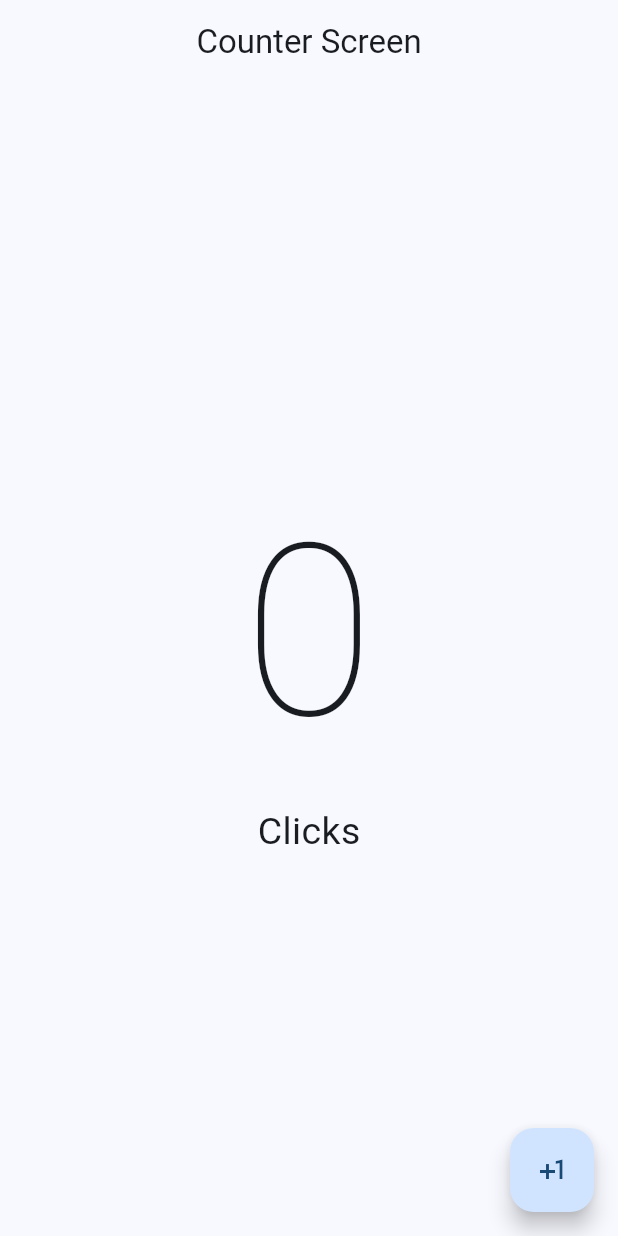
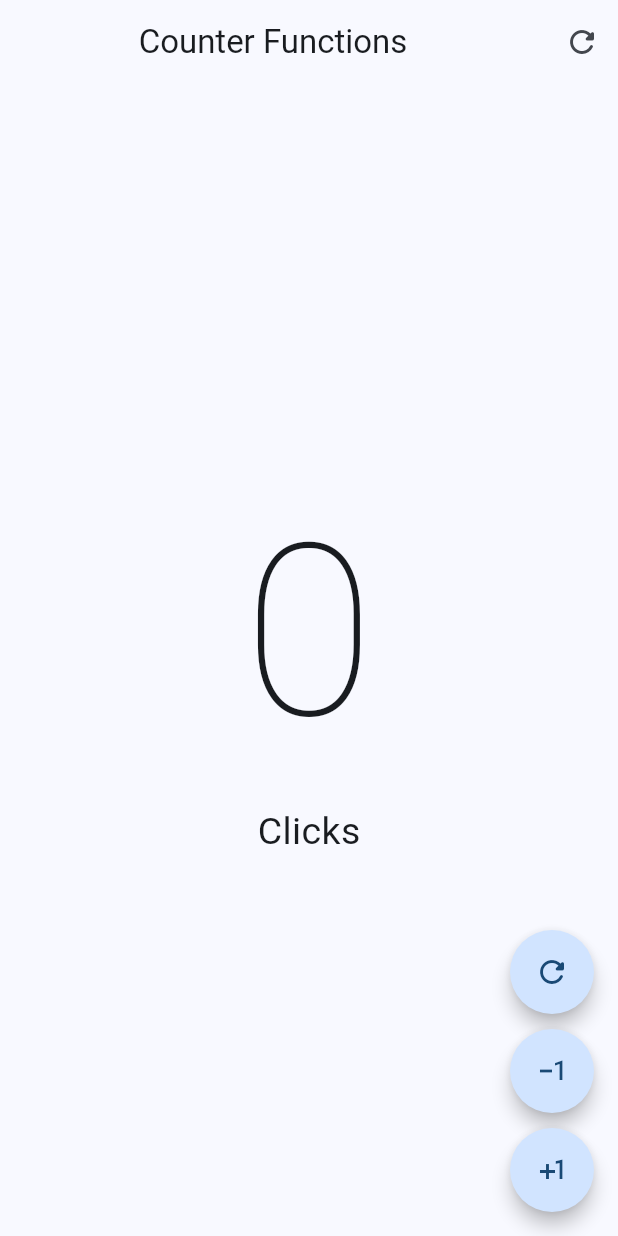
Before and after one commit to AlanAB14/hello-world-flutter, a Flutter app: the screen it shows after launch, on a phone screen of 412 x 824 dp. Run offline on Flutter 3.47's test engine with Material 2 defaults, Android fonts, the phone set to English and light mode, and no system bars.

Commit message:
Proyecto terminado

```diff
--- a/lib/main.dart
+++ b/lib/main.dart
@@ -1,5 +1,6 @@
 import 'package:flutter/material.dart';
-import 'package:hello_world_app/presentation/screens/counter/counter_screen.dart';
+import 'package:hello_world_app/presentation/screens/counter/counter_functions_screen.dart';
+// import 'package:hello_world_app/presentation/screens/counter/counter_screen.dart';
 
 void main() {
   runApp( const MyApp() );
@@ -17,7 +18,7 @@ class MyApp extends StatelessWidget {
         useMaterial3: true,
         colorSchemeSeed: Colors.blue
       ),
-      home: const CounterScreen()
+      home: const CounterFunctionsScreen()
     );
   }
 
--- /dev/null
+++ b/lib/presentation/screens/counter/counter_functions_screen.dart
@@ -0,0 +1,96 @@
+import 'package:flutter/material.dart';
+
+
+class CounterFunctionsScreen extends StatefulWidget {
+
+  const CounterFunctionsScreen({super.key});
+
+  @override
+  State<CounterFunctionsScreen> createState() => _CounterFunctionsScreenState();
+}
+
+class _CounterFunctionsScreenState extends State<CounterFunctionsScreen> {
+
+  int clickCounter = 0;
+
+  @override
+  Widget build(BuildContext context) {
+    return Scaffold(
+      appBar: AppBar(
+        title: const Center(child: Text('Counter Functions')),
+        actions: [
+          IconButton(
+          icon: const Icon( Icons.refresh_rounded ),
+          onPressed: () {
+            setState(() {
+              clickCounter = 0;
+            });
+          },
+        ),
+        ]
+      ),
+      body: Center(
+        child: Column(
+          mainAxisAlignment: MainAxisAlignment.center,
+          children: [
+            Text('$clickCounter', style: const TextStyle( fontSize: 160, fontWeight: FontWeight.w100 )),
+            Text( clickCounter == 1 ? 'Click' : 'Clicks' ,style: const TextStyle( fontSize: 25 )),
+            // Text( 'Click${ clickCounter == 1 ? '' : 's' }' ,style: const TextStyle( fontSize: 25 ))
+          ],
+        ),
+      ),
+      floatingActionButton: Column(
+        mainAxisAlignment: MainAxisAlignment.end,
+        children: [
+          CustomButton(
+            icon: Icons.refresh_rounded,
+            onPressed: () {
+              clickCounter = 0;
+              setState(() { });
+            },
+          ),
+          const SizedBox( height: 10, ),
+          CustomButton(
+            icon: Icons.exposure_minus_1,
+            onPressed: () {
+              if ( clickCounter == 0 ) return;
+              clickCounter--;
+              setState(() { });
+            }
+          ),
+          const SizedBox( height: 10, ),
+          CustomButton(
+            icon: Icons.plus_one,
+            onPressed: () {
+              clickCounter++;
+              setState(() { });
+            },
+          ),
+        ],
+      )
+    );
+  }
+}
+
+class CustomButton extends StatelessWidget {
+
+  final IconData icon;
+  final VoidCallback? onPressed;
+
+  const CustomButton({
+    super.key,
+    required this.icon,
+    this.onPressed
+  });
+
+  @override
+  Widget build(BuildContext context) {
+    return FloatingActionButton(
+      shape: const StadiumBorder(),
+      enableFeedback: true,
+      elevation: 5,
+      onPressed: onPressed,
+      child: Icon( icon ),
+    );
+  }
+}
```
